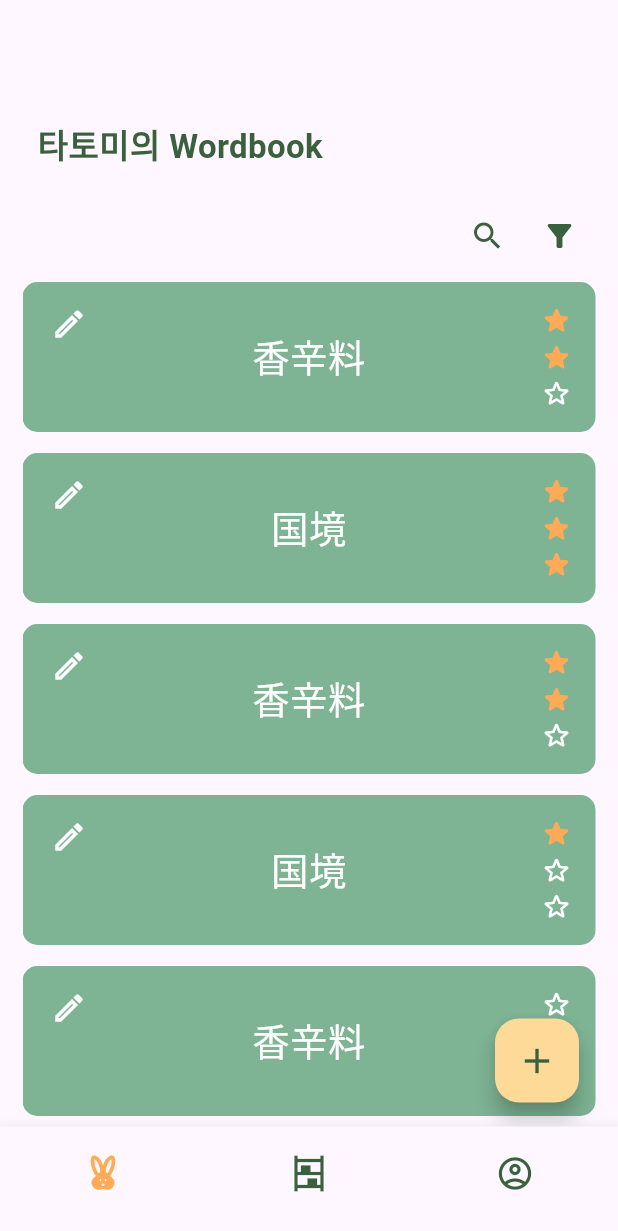
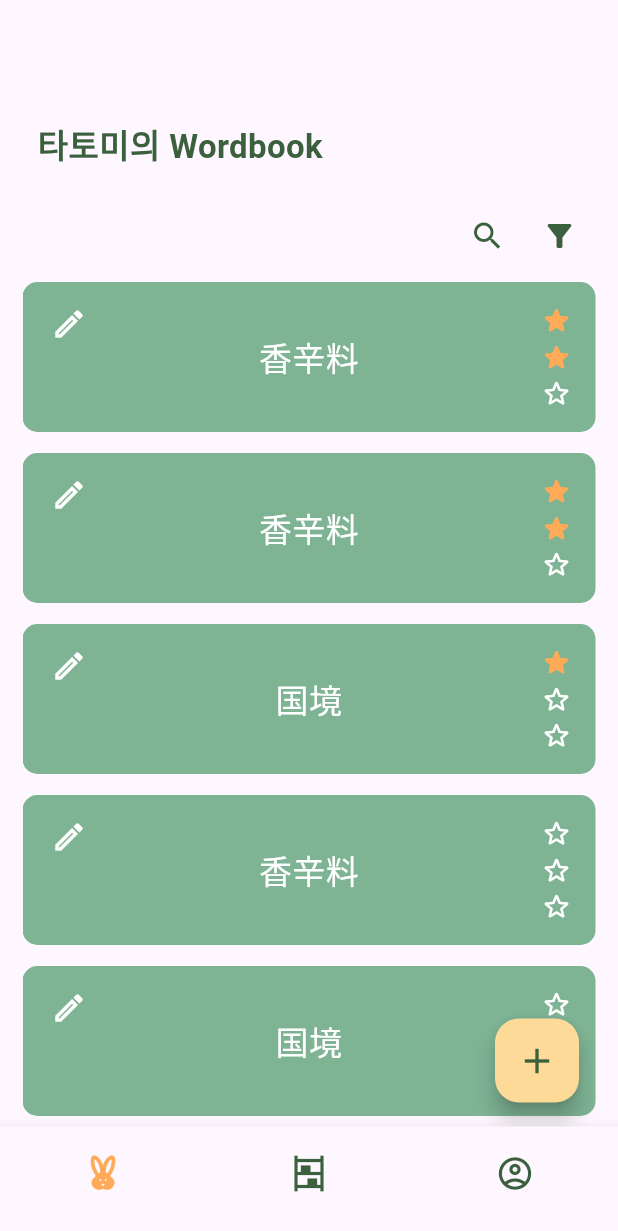
Before and after one commit to Summerzzang/myVeryWorkbook, a Flutter app: the screen it shows after launch, on a phone screen of 412 x 824 dp. Shown: the top 1231 px of the screen. Run offline on Flutter 3.47's test engine with Material 3 defaults, Android fonts, the phone set to English and light mode, and no system bars.

Commit message:
3star sorting, pushed to the last when Card get 3stars

```diff
--- a/lib/service/wordbook_service.dart
+++ b/lib/service/wordbook_service.dart
@@ -21,10 +21,22 @@ class WordbookService with ChangeNotifier {
   ];
 
   WordBook getCurrentWordBook() {
-    return wordBookCollection.firstWhere(
+    WordBook currentWordBook = wordBookCollection.firstWhere(
       (wb) => wb.id == currentWordBookId,
       orElse: () => wordBookCollection.first,
     );
+
+    List<Word> sortedContents = List.from(currentWordBook.contents);
+    sortedContents.sort((a, b) {
+      if (a.checked == 3 && b.checked != 3) {
+        return 1;
+      } else if (a.checked != 3 && b.checked == 3) {
+        return -1;
+      }
+      return 0;
+    });
+    currentWordBook.contents = sortedContents;
+    return currentWordBook;
   }
 
   void changeCurrentWordBook(WordBook wb) {
@@ -51,6 +63,11 @@ class WordbookService with ChangeNotifier {
     Word targetWord = currentWBContents.firstWhere((word) => word.id == wordId);
     if (targetWord.checked < 3) {
       targetWord.checked++;
+      if (targetWord.checked == 3) {
+        currentWBContents.remove(targetWord);
+        currentWBContents.add(targetWord);
+        notifyListeners();
+      }
     }
   }
 
--- a/lib/widget/word_card.dart
+++ b/lib/widget/word_card.dart
@@ -18,6 +18,7 @@ class WordCard extends StatefulWidget {
 class _WordCardState extends State<WordCard>
     with SingleTickerProviderStateMixin {
   late WordCardAnimations _animations;
+  bool _showMeaning = false;
 
   @override
   void initState() {
@@ -39,7 +40,17 @@ class _WordCardState extends State<WordCard>
     }
   }
 
-  void _onLongPress() {}
+  void _handleLongPressStart(LongPressStartDetails details) {
+    setState(() {
+      _showMeaning = true;
+    });
+  }
+
+  void _handleLongPressEnd(LongPressEndDetails details) {
+    setState(() {
+      _showMeaning = false;
+    });
+  }
 
   @override
   void dispose() {
@@ -50,11 +61,13 @@ class _WordCardState extends State<WordCard>
   @override
   Widget build(BuildContext context) {
     return Consumer<Word>(builder: (context, word, child) {
+      print("Word card");
       return GestureDetector(
         onDoubleTap: () {
           _handleDoubleTap(word);
         },
-        onLongPress: _onLongPress,
+        onLongPressStart: _handleLongPressStart,
+        onLongPressEnd: _handleLongPressEnd,
         child: AnimatedBuilder(
             animation: _animations.controller,
             builder: (context, child) {
@@ -67,9 +80,22 @@ class _WordCardState extends State<WordCard>
                   height: 100,
                   decoration: BoxDecoration(
                     borderRadius: BorderRadius.circular(10),
-                    color: _animations.colorAnimation.value,
+                    color: word.checked == 3
+                        ? DecoConst.mainColor
+                        : _animations.colorAnimation.value,
                   ),
-                  child: Stack(
+                  child: _showMeaning
+                      ? Center(
+                          child: Text(
+                            word.meaning,
+                            textAlign: TextAlign.center,
+                            style: const TextStyle(
+                              fontSize: 22,
+                              color: DecoConst.whiteFontColor,
+                            ),
+                          ),
+                        )
+                      : Stack(
                           children: [
                             Align(
                               alignment: Alignment.topLeft,
@@ -102,7 +128,7 @@ class _WordCardState extends State<WordCard>
                                   textAlign: TextAlign.center,
                                   word.word,
                                   style: const TextStyle(
-                              fontSize: 25,
+                                    fontSize: 22,
                                     color: DecoConst.whiteFontColor,
                                   ),
                                 ),
@@ -111,7 +137,8 @@ class _WordCardState extends State<WordCard>
                             Align(
                               alignment: Alignment.centerRight,
                               child: Column(
-                          mainAxisAlignment: MainAxisAlignment.spaceEvenly,
+                                mainAxisAlignment:
+                                    MainAxisAlignment.spaceEvenly,
                                 children: List.generate(
                                   3,
                                   (index) {
```
Also changed, not shown: lib/widget/bookcase_widget.dart (+7 -5 lines). Lines whose indentation alone changed are shown as unchanged.
